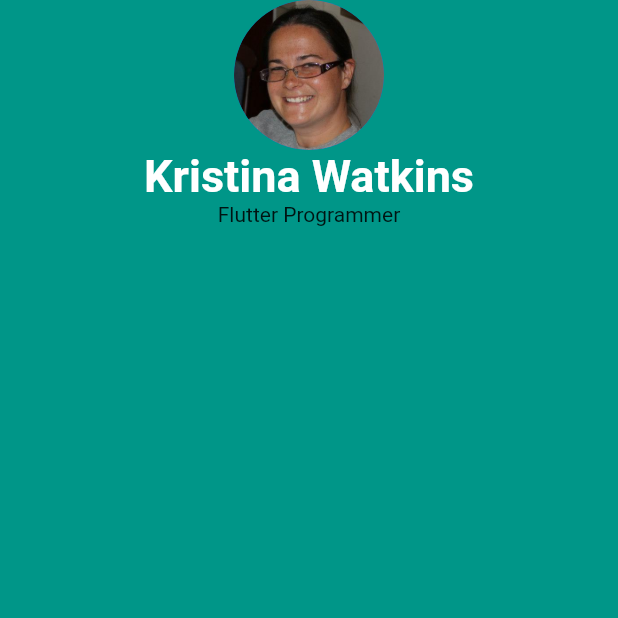
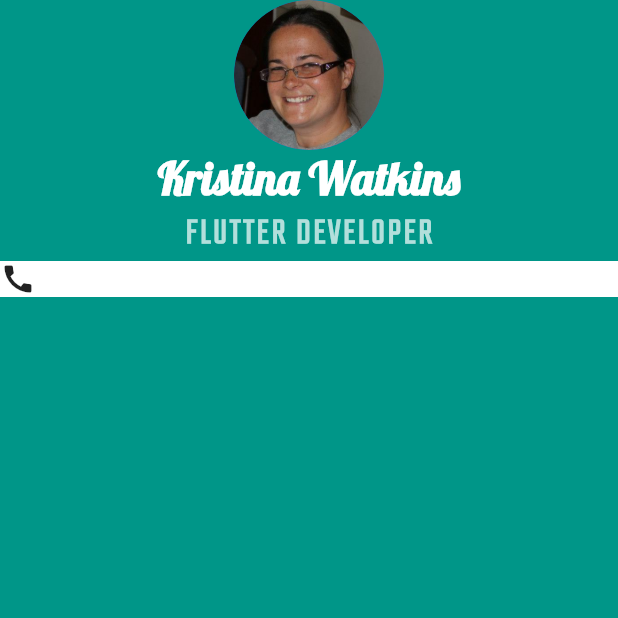
Before and after one commit to watkinskris/flutter_mi_card, a Flutter app: the screen it shows after launch, on a phone screen of 412 x 824 dp, the top half of it. Run offline on Flutter 3.47's test engine with Material 2 defaults, Android fonts, the phone set to English and light mode, and no system bars.

Commit message:
added a call container

```diff
--- a/lib/main.dart
+++ b/lib/main.dart
@@ -25,11 +25,22 @@ class MyApp extends StatelessWidget {
               color: Colors.white,
               fontWeight: FontWeight.bold,
               fontSize: 30.0,
+              fontFamily: 'Lobster',
             ),
           ),
-          Text('Flutter Programmer'),
-          Row(),
-          Row()
+          Text('FLUTTER DEVELOPER',
+              style: TextStyle(
+                  color: Colors.teal.shade100,
+                  fontWeight: FontWeight.bold,
+                  fontFamily: 'Teko',
+                  fontSize: 25.0,
+                  letterSpacing: 2.0)),
+          Container(
+            color: Colors.white,
+            child: Row(
+              children: [Icon(Icons.call)],
+            ),
+          )
         ])),
       ),
     );
```
Also changed, not shown: pubspec.yaml (+9 -0 lines), fonts/Teko-Light.ttf (added), fonts/Teko-Regular.ttf (added), 20 other files.
